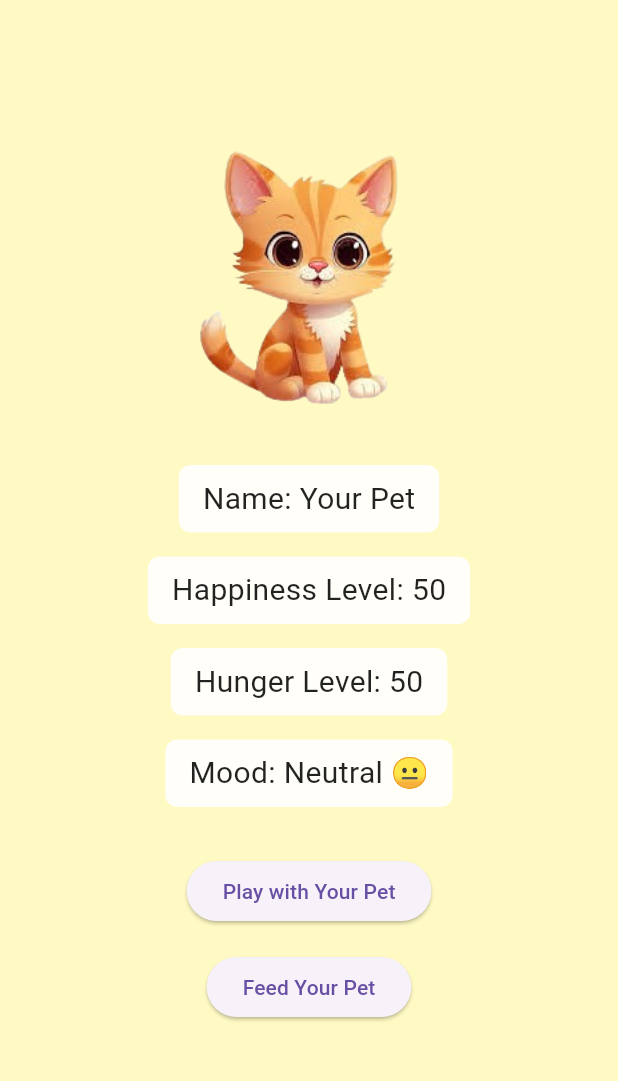
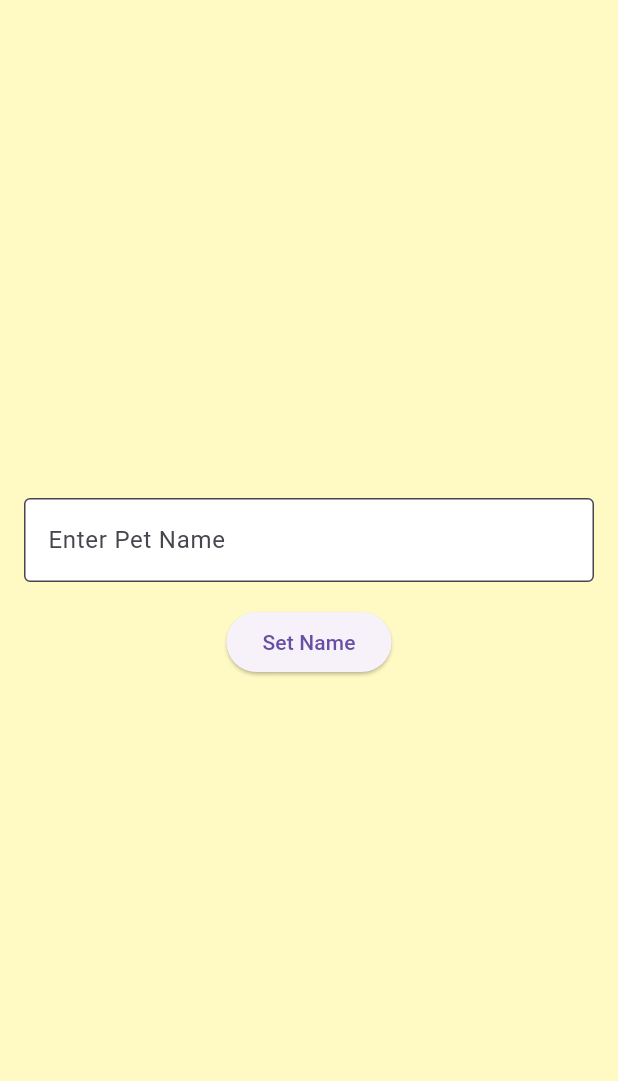
Before and after one commit to fizzahfaizi21/DigitalPetApp, a Flutter app: the screen it shows after launch, on a phone screen of 412 x 824 dp, the part 84-1165 px from its top. Run offline on Flutter 3.47's test engine with Material 3 defaults, Android fonts, the light colour scheme and no system bars.

Commit message:
added text box to set pet name

```diff
--- a/lib/main.dart
+++ b/lib/main.dart
@@ -15,6 +15,8 @@ class _DigitalPetAppState extends State<DigitalPetApp> {
   String petName = "Your Pet";
   int happinessLevel = 50;
   int hungerLevel = 50;
+  TextEditingController nameController = TextEditingController();
+  bool nameSet = false;
 
   // Get pet image and background color based on happiness level
   Map<String, dynamic> getPetMood() {
@@ -43,7 +45,7 @@ class _DigitalPetAppState extends State<DigitalPetApp> {
     return Container(
       padding: EdgeInsets.symmetric(horizontal: 16.0, vertical: 8.0),
       decoration: BoxDecoration(
-        color: Colors.white.withOpacity(0.9),
+        color: Colors.white,
         borderRadius: BorderRadius.circular(8.0),
       ),
       child: Text(
@@ -54,6 +56,14 @@ class _DigitalPetAppState extends State<DigitalPetApp> {
         ),
       ),
     );
+  }
+
+  void _setPetName() {
+    setState(() {
+      petName =
+          nameController.text.isNotEmpty ? nameController.text : "Your Pet";
+      nameSet = true;
+    });
   }
 
   void _playWithPet() {
@@ -99,6 +109,24 @@ class _DigitalPetAppState extends State<DigitalPetApp> {
         child: Column(
           mainAxisAlignment: MainAxisAlignment.center,
           children: <Widget>[
+            if (!nameSet) ...[
+              Padding(
+                padding: const EdgeInsets.all(16.0),
+                child: TextField(
+                  controller: nameController,
+                  decoration: InputDecoration(
+                    labelText: "Enter Pet Name",
+                    border: OutlineInputBorder(),
+                    filled: true,
+                    fillColor: Colors.white,
+                  ),
+                ),
+              ),
+              ElevatedButton(
+                onPressed: _setPetName,
+                child: Text("Set Name"),
+              ),
+            ] else ...[
               Container(
                 width: 200,
                 height: 200,
@@ -125,6 +153,7 @@ class _DigitalPetAppState extends State<DigitalPetApp> {
                 onPressed: _feedPet,
                 child: Text('Feed Your Pet'),
               ),
+            ]
           ],
         ),
       ),
```
Lines whose indentation alone changed are shown as unchanged.
